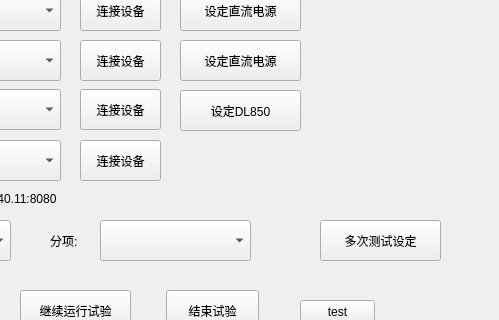
TZTANG97/solarautotestnewui, file ui_files/SCPI_Test.ui: the form before one commit; both pictures show x 380 to 879 and y 180 to 500 of the 879 by 743 pixel window.
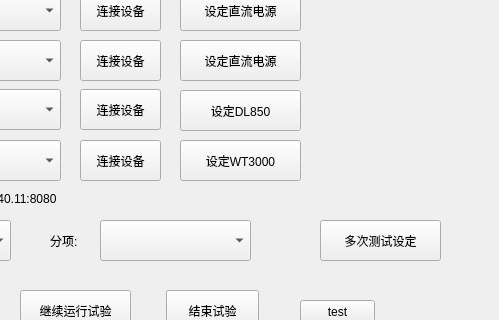
The form after the commit. Icons and pictures are not drawn.

Commit message: Enable input fields in Dialog_thaiguodianyashanbian.py for S2 and S3 time settings. Add a new settings dialog for WT3000 in Dialog_thaiWT3000_Setting.py, including baud rate configuration. Update SCPI_Test.py to include a button for setting WT3000 options. Introduce a test client for WT3000 SCPI commands in test_client_WT3000.py.

```diff
--- a/ui_files/SCPI_Test.ui
+++ b/ui_files/SCPI_Test.ui
@@ -372,6 +372,19 @@
     <string>连接设备</string>
    </property>
   </widget>
+  <widget class="QPushButton" name="pushButton_SetWT3000Options">
+   <property name="geometry">
+    <rect>
+     <x>560</x>
+     <y>320</y>
+     <width>121</width>
+     <height>41</height>
+    </rect>
+   </property>
+   <property name="text">
+    <string>设定WT3000</string>
+   </property>
+  </widget>
   <widget class="QPushButton" name="pushButton_SetDC1Options">
    <property name="geometry">
     <rect>
```
The commit also changes 27 other files.
